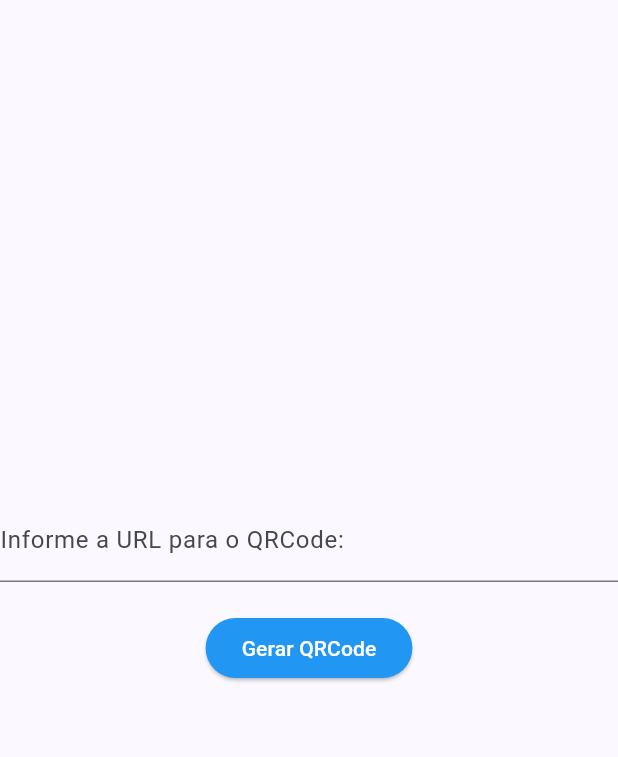
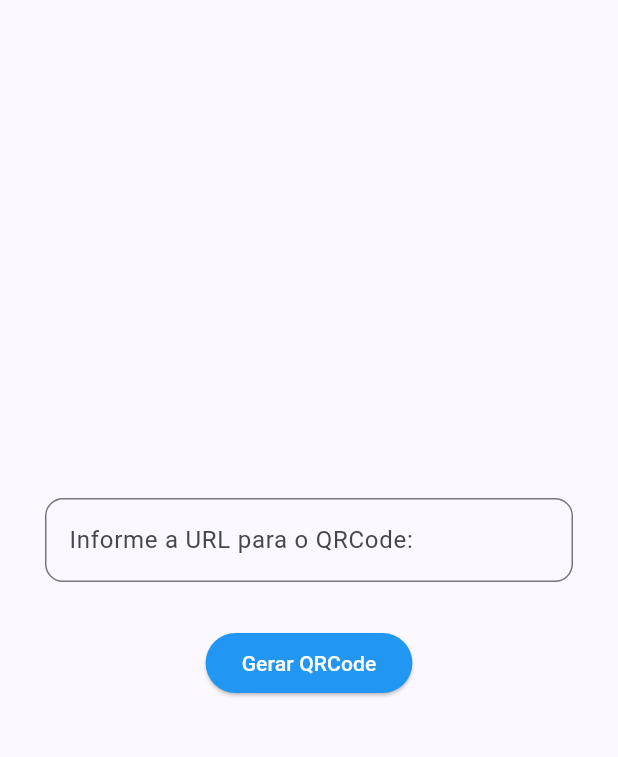
Before and after one commit to HenriqueBossle/qrcode-generator-flutter, a Flutter app: the screen it shows after launch, on a phone screen of 412 x 824 dp, the part 84-841 px from its top. Run offline on Flutter 3.47's test engine with Material 3 defaults, Android fonts, the phone set to English and light mode, and no system bars; our stand-ins replace qr_flutter.

Commit message:
feat: style form and padding all

```diff
--- a/lib/main.dart
+++ b/lib/main.dart
@@ -50,18 +50,19 @@ class _MyHomePageState extends State<MyHomePage> {
           children: [
             if(!dataQrCode.isEmpty) QrImageView(data: dataQrCode, size: 200),
             Padding(
-                padding: const EdgeInsets.only(bottom: 20.0),
-            ),
-            TextField(
+                padding: const EdgeInsets.all(30.0),
+
+            child: TextField(
               controller: txtController,
-              decoration: const InputDecoration(
-                labelText: 'Informe a URL para o QRCode: ',
-
+              decoration: InputDecoration(
+                  labelText: 'Informe a URL para o QRCode: ',
+                  border: OutlineInputBorder(
+                    borderRadius: BorderRadius.circular(12),
+                  ),
               ),
             ),
-            Padding(
-                padding: const EdgeInsets.only(top: 20.0),
             ),
+
             ElevatedButton(onPressed: (){
               setState(() {
                 dataQrCode = txtController.text;
```
